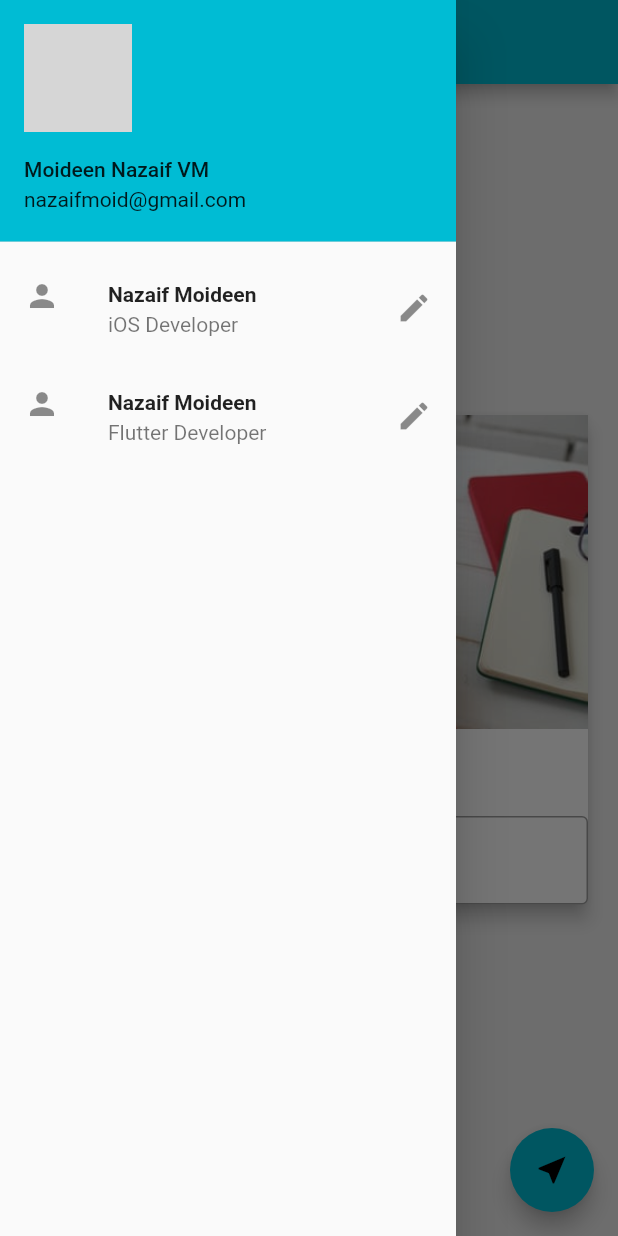
After one commit to nazaifcru/flutter-learning, a Flutter app: the screen it shows after launch, with the side drawer open, on a phone screen of 412 x 824 dp. The commit adds this screen. Run offline on Flutter 3.47's test engine with Material 2 defaults, Android fonts, the phone set to English and light mode, and no system bars; network calls fail; grey boxes are pictures that could not be loaded.

Commit message:
Code Organization

```diff
--- /dev/null
+++ b/lib/drawer.dart
@@ -0,0 +1,47 @@
+import 'package:flutter/material.dart';
+
+class MyDrawer extends StatelessWidget {
+  @override
+  Widget build(BuildContext context) {
+    return Drawer(
+      child: ListView(
+        padding: const EdgeInsets.all(0),
+        children: <Widget>[
+          UserAccountsDrawerHeader(
+            accountName: Text("Moideen Nazaif VM"),
+            accountEmail: Text("nazaifmoid@gmail.com"),
+            currentAccountPicture: CircleAvatar(
+              backgroundImage: NetworkImage(
+                  "https://secure.meetupstatic.com/photos/member/8/5/b/4/highres_269014228.jpeg"),
+            ),
+          ),
+
+          ListTile(
+            leading: Icon(Icons.person),
+            title: Text("Nazaif Moideen",
+              style: TextStyle(
+                  fontWeight: FontWeight.bold
+              ),
+            ),
+            subtitle: Text("iOS Developer"),
+            trailing: Icon(Icons.edit),
+          ),
+
+          ListTile(
+            leading: Icon(Icons.person),
+            title: Text("Nazaif Moideen",
+              style: TextStyle(
+                  fontWeight: FontWeight.bold
+              ),
+            ),
+            subtitle: Text("Flutter Developer"),
+            trailing: Icon(Icons.edit),
+            onTap: () {
+              Navigator.pop(context);
+            },
+          )
+        ],
+      ),
+    );
+  }
+}
--- /dev/null
+++ b/lib/name_card_widget.dart
@@ -0,0 +1,46 @@
+import 'package:flutter/material.dart';
+
+class NameCardWidget extends StatelessWidget {
+  const NameCardWidget({
+    Key key,
+    @required String myText,
+    @required TextEditingController controller,
+  }) : _myText = myText, _controller = controller, super(key: key);
+
+  final String _myText;
+  final TextEditingController _controller;
+
+  @override
+  Widget build(BuildContext context) {
+    return Card(
+      elevation: 5,
+      child: Column(
+        children: <Widget>[
+          Image.asset("assets/img.jpeg"),
+          SizedBox(
+            height: 20,
+          ),
+          Text(_myText,
+            style: TextStyle(
+                fontSize: 15,
+                fontStyle: FontStyle.italic,
+                fontWeight: FontWeight.bold,
+                color: Colors.black
+            ),
+          ),
+          SizedBox(
+            height: 20,
+          ),
+          TextField(
+            controller: _controller,
+            decoration: InputDecoration(
+              border: OutlineInputBorder(),
+              labelText: "Name",
+              hintText: "with initial",
+            ),
+          )
+        ],
+      ),
+    );
+  }
+}
--- /dev/null
+++ b/lib/pages/home_page.dart
@@ -0,0 +1,40 @@
+import 'package:flutter/material.dart';
+import 'package:callingbell/name_card_widget.dart';
+import 'package:callingbell/drawer.dart';
+
+class MyHomePage extends StatefulWidget {
+  @override
+  _MyHomePageState createState() => _MyHomePageState();
+}
+
+class _MyHomePageState extends State<MyHomePage> {
+
+  var _myText = "Change my Future";
+  TextEditingController _controller = TextEditingController();
+
+  @override
+  Widget build(BuildContext context) {
+    return Scaffold(
+      backgroundColor: Colors.grey[200],
+      appBar: AppBar(
+        title: Text("Calling Bell App"),
+      ),
+      drawer: MyDrawer(),
+      floatingActionButton: FloatingActionButton(
+        onPressed: () {
+          _myText = _controller.text;
+          setState(() {});
+        },
+        child: Icon(Icons.near_me),
+      ),
+      body: Center(
+        child: Padding(
+          padding: const EdgeInsets.all(16),
+          child: SingleChildScrollView(
+            child: NameCardWidget(myText: _myText, controller: _controller),
+          ),
+        ),
+      ),
+    );
+  }
+}
```
Also changed, not shown: lib/main.dart (+8 -101 lines), 1 other file.
